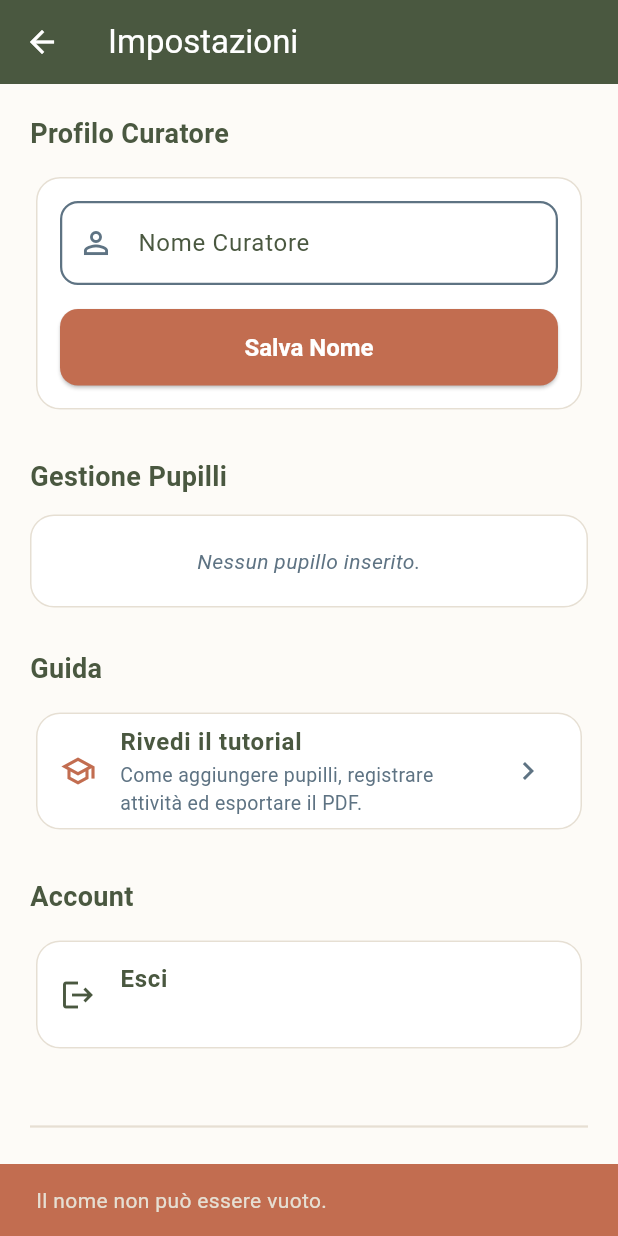
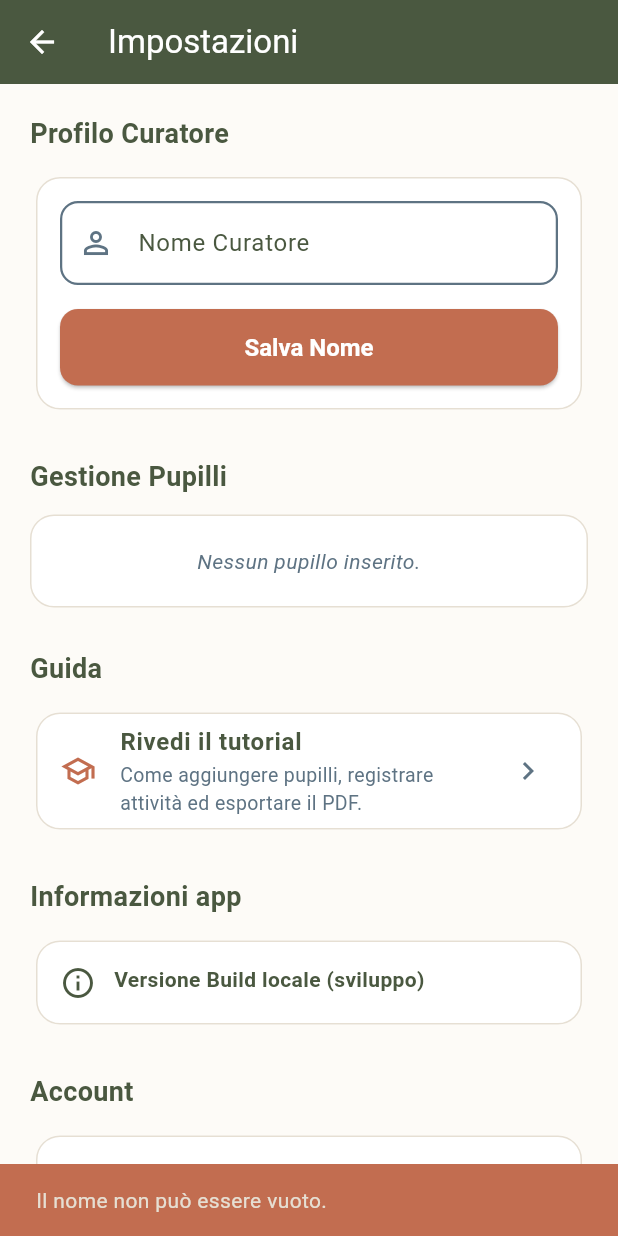
Before and after one commit to menegall/kura_flutter, a Flutter app: the SettingsPage screen opened directly, after a tap on "Salva Nome", on a phone screen of 412 x 824 dp. Run offline on Flutter 3.47's test engine with Material 3 defaults, Android fonts, the phone set to English and light mode, and no system bars; our stand-ins replace open_filex, printing, supabase_flutter, web; missing offline and left inert: dart:js_interop; accounts and stored records are empty.

Commit message:
feat: versione dell'app e avviso di aggiornamento nelle Impostazioni
Il deploy inserisce nell'app commit, data e canale (--dart-define) e
pubblica build_info.json con l'ultimo commit online. Le Impostazioni
mostrano la versione in uso e, sul web, se ne esiste una più recente
con il pulsante "Aggiorna ora" che ricarica la pagina.

Co-Authored-By: Claude Opus 5.5 <noreply@anthropic.com>

```diff
--- /dev/null
+++ b/lib/core/app_reload.dart
@@ -0,0 +1,2 @@
+// Ricarica l'app per caricare l'ultima versione pubblicata (solo web).
+export 'app_reload_io.dart' if (dart.library.js_interop) 'app_reload_web.dart';
--- /dev/null
+++ b/lib/core/app_reload_io.dart
@@ -0,0 +1,3 @@
+// Su Android/iOS l'aggiornamento passa dallo store o da una nuova
+// installazione: non c'è niente da ricaricare.
+void reloadApp() {}
--- /dev/null
+++ b/lib/core/app_reload_web.dart
@@ -0,0 +1,3 @@
+import 'package:web/web.dart' as web;
+
+void reloadApp() => web.window.location.reload();
--- /dev/null
+++ b/lib/core/app_version.dart
@@ -0,0 +1,44 @@
+import 'dart:convert';
+import 'package:flutter/foundation.dart' show kIsWeb;
+import 'package:http/http.dart' as http;
+
+// Valori inseriti dal workflow di deploy con --dart-define. In una build
+// locale restano vuoti.
+const String appCommit = String.fromEnvironment('APP_COMMIT');
+const String appBuildDate = String.fromEnvironment('APP_BUILD_DATE');
+const String appChannel = String.fromEnvironment('APP_CHANNEL');
+
+/// Testo della versione da mostrare all'utente, es. "a1b2c3d del 04/11/2026".
+String get appVersionLabel {
+  if (appCommit.isEmpty) return 'Build locale (sviluppo)';
+  final date = appBuildDate.isEmpty ? '' : ' del ${_formatIsoDate(appBuildDate)}';
+  final channel = appChannel == 'develop' ? ' · anteprima' : '';
+  return '$appCommit$date$channel';
+}
+
+String _formatIsoDate(String iso) {
+  final parts = iso.split('-');
+  return parts.length == 3 ? '${parts[2]}/${parts[1]}/${parts[0]}' : iso;
+}
+
+/// Il controllo aggiornamenti ha senso solo per la webapp pubblicata.
+bool get canCheckForUpdates => kIsWeb && appCommit.isNotEmpty;
+
+/// Commit dell'ultima versione pubblicata sul sito, letto da
+/// `build_info.json` (scritto dal deploy e mai messo in cache).
+/// Restituisce null fuori dal web, in una build locale o se il file non è
+/// raggiungibile.
+Future<String?> fetchLatestCommit() async {
+  if (!canCheckForUpdates) return null;
+  try {
+    final url = Uri.base.resolve('build_info.json').replace(
+      queryParameters: {'t': '${DateTime.now().millisecondsSinceEpoch}'},
+    );
+    final response = await http.get(url);
+    if (response.statusCode != 200) return null;
+    final json = jsonDecode(response.body) as Map<String, dynamic>;
+    return json['commit'] as String?;
+  } catch (_) {
+    return null;
+  }
+}
--- a/lib/features/home/pages/settings_page.dart
+++ b/lib/features/home/pages/settings_page.dart
@@ -1,5 +1,7 @@
 import 'package:flutter/material.dart';
 import 'package:supabase_flutter/supabase_flutter.dart';
+import '../../../core/app_reload.dart';
+import '../../../core/app_version.dart';
 import '../../../core/theme.dart';
 import '../../../core/utils.dart';
 import '../../auth/services/auth_service.dart';
@@ -21,11 +23,23 @@ class _SettingsPageState extends State<SettingsPage> {
   List<Pupil>? _pupils;
   bool _isLoading = false;
   bool _isSavingName = false;
+  // Ultimo commit pubblicato sul sito (null finché non è noto).
+  String? _latestCommit;
+  bool _checkingUpdate = canCheckForUpdates;
   @override
   void initState() {
     super.initState();
     _loadUserData();
     _loadPupils();
+    _checkForUpdate();
+  }
+  Future<void> _checkForUpdate() async {
+    final latest = await fetchLatestCommit();
+    if (!mounted) return;
+    setState(() {
+      _latestCommit = latest;
+      _checkingUpdate = false;
+    });
   }
   @override
   void dispose() {
@@ -85,6 +99,74 @@ class _SettingsPageState extends State<SettingsPage> {
     } finally {
       if (mounted) setState(() => _isSavingName = false);
     }
+  }
+  Widget _buildVersionCard() {
+    final updateAvailable = _latestCommit != null && _latestCommit != appCommit;
+    final Widget status;
+    if (_checkingUpdate) {
+      status = const Text(
+        'Controllo aggiornamenti…',
+        style: TextStyle(fontSize: 13, color: AppColors.blueGrey),
+      );
+    } else if (updateAvailable) {
+      status = Text(
+        'Nuova versione disponibile ($_latestCommit)',
+        style: const TextStyle(fontSize: 13, fontWeight: FontWeight.bold, color: AppColors.terraCotta),
+      );
+    } else if (_latestCommit != null) {
+      status = const Text(
+        'Sei all\'ultima versione',
+        style: TextStyle(fontSize: 13, fontWeight: FontWeight.bold, color: AppColors.darkGreen),
+      );
+    } else {
+      status = const SizedBox.shrink();
+    }
+    return Card(
+      color: Colors.white,
+      elevation: 0,
+      shape: RoundedRectangleBorder(
+        borderRadius: BorderRadius.circular(16),
+        side: BorderSide(
+          color: updateAvailable ? AppColors.terraCotta : AppColors.beige,
+          width: updateAvailable ? 1.5 : 1,
+        ),
+      ),
+      child: Padding(
+        padding: const EdgeInsets.all(16.0),
+        child: Column(
+          crossAxisAlignment: CrossAxisAlignment.stretch,
+          children: [
+            Row(
+              children: [
+                const Icon(Icons.info_outline, color: AppColors.darkGreen),
+                const SizedBox(width: 12),
+                Expanded(
+                  child: Column(
+                    crossAxisAlignment: CrossAxisAlignment.start,
+                    children: [
+                      Text(
+                        'Versione $appVersionLabel',
+                        style: const TextStyle(fontWeight: FontWeight.bold, color: AppColors.darkGreen),
+                      ),
+                      const SizedBox(height: 4),
+                      status,
+                    ],
+                  ),
+                ),
+              ],
+            ),
+            if (updateAvailable) ...[
+              const SizedBox(height: 16),
+              ElevatedButton.icon(
+                onPressed: reloadApp,
+                icon: const Icon(Icons.system_update_alt),
+                label: const Text('Aggiorna ora'),
+              ),
+            ],
+          ],
+        ),
+      ),
+    );
   }
   Future<void> _confirmLogout() async {
     final confirm = await showDialog<bool>(
@@ -493,6 +575,18 @@ class _SettingsPageState extends State<SettingsPage> {
                     ),
                   ),
                   const SizedBox(height: 28),
+                  // Sezione Informazioni app (versione e aggiornamenti)
+                  const Text(
+                    'Informazioni app',
+                    style: TextStyle(
+                      fontSize: 18,
+                      fontWeight: FontWeight.bold,
+                      color: AppColors.darkGreen,
+                    ),
+                  ),
+                  const SizedBox(height: 12),
+                  _buildVersionCard(),
+                  const SizedBox(height: 28),
                   // Sezione Account (logout)
                   const Text(
                     'Account',
```
Also changed, not shown: .github/workflows/deploy.yaml, 1 other file.
